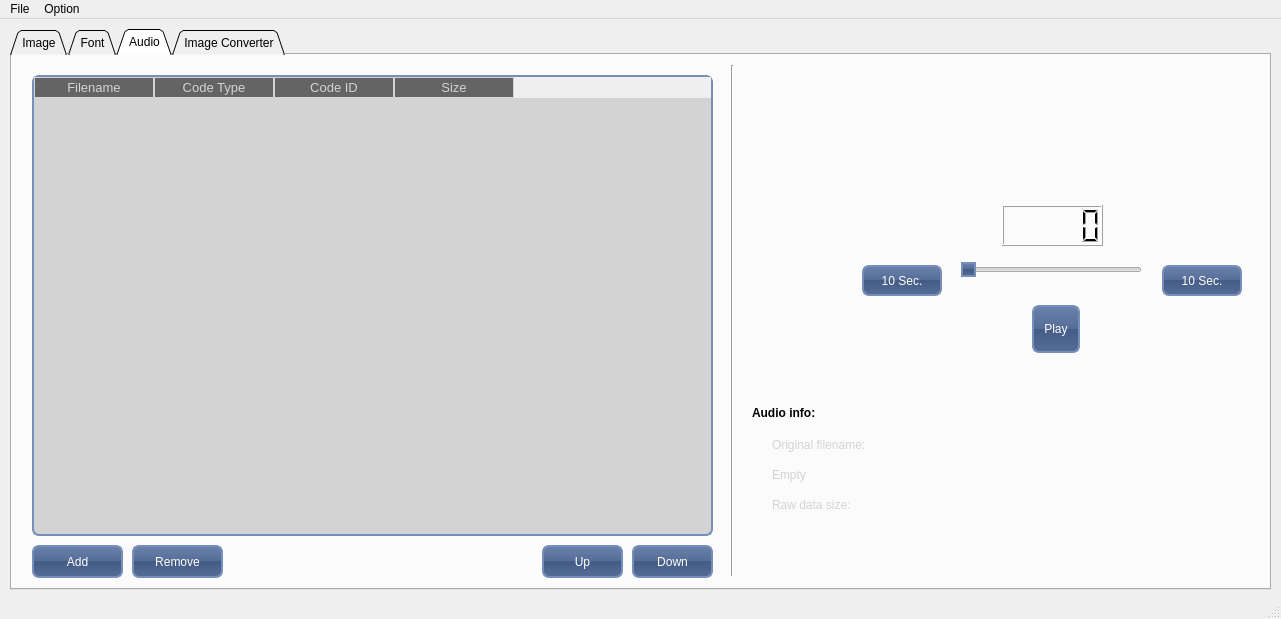
Above: mainwindow.ui from aroyer-qc/GUI_Builder before the change. Below: the same form after it.
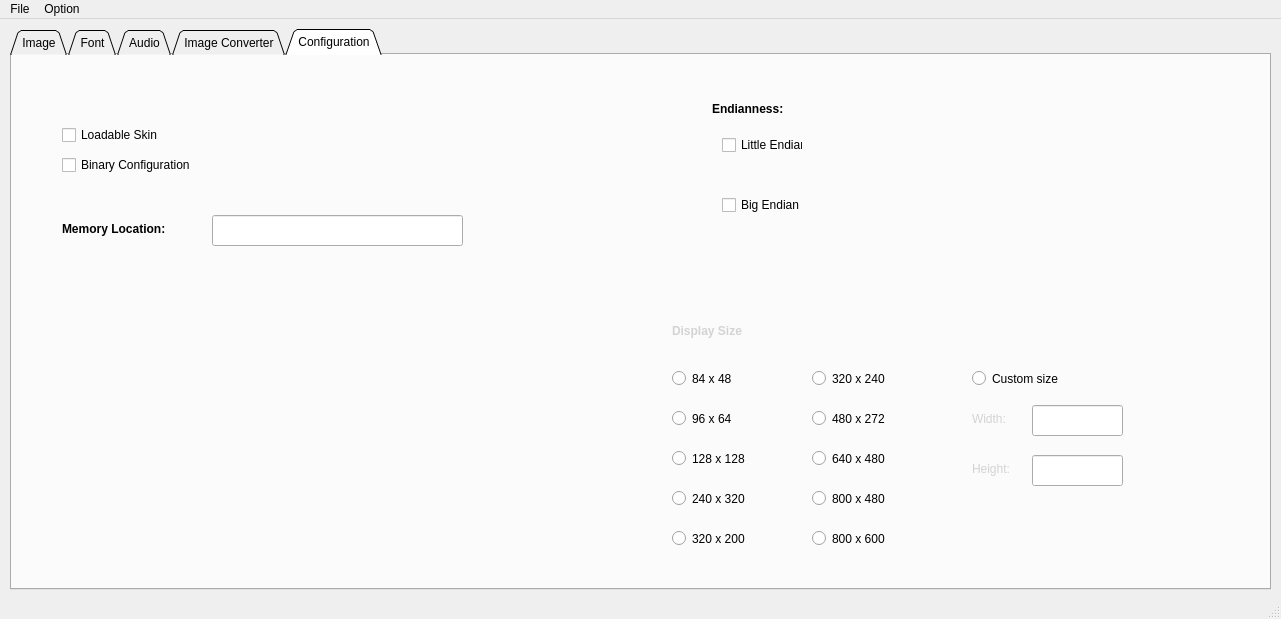
That is the form after the change. Icons and pictures are not drawn.

```diff
--- a/mainwindow.ui
+++ b/mainwindow.ui
@@ -221,7 +221,7 @@
      <enum>QTabWidget::Triangular</enum>
     </property>
     <property name="currentIndex">
-     <number>2</number>
+     <number>4</number>
     </property>
     <property name="iconSize">
      <size>
@@ -1347,7 +1347,7 @@
        <rect>
         <x>760</x>
         <y>410</y>
-        <width>491</width>
+        <width>121</width>
         <height>20</height>
        </rect>
       </property>
@@ -1404,11 +1404,34 @@
        <string>Raw data size:</string>
       </property>
      </widget>
-     <widget class="QPushButton" name="pushButton_3">
+     <widget class="QLabel" name="LabelAudioPlayTime">
       <property name="geometry">
        <rect>
-        <x>1020</x>
-        <y>250</y>
+        <x>901</x>
+        <y>190</y>
+        <width>171</width>
+        <height>51</height>
+       </rect>
+      </property>
+      <property name="sizePolicy">
+       <sizepolicy hsizetype="Fixed" vsizetype="Fixed">
+        <horstretch>0</horstretch>
+        <verstretch>0</verstretch>
+       </sizepolicy>
+      </property>
+      <property name="styleSheet">
+       <string notr="true">font: bold italic 36pt &quot;DS-Digital&quot;;
+color: black</string>
+      </property>
+      <property name="text">
+       <string>00:00:00</string>
+      </property>
+     </widget>
+     <widget class="QPushButton" name="pushButtonPlay">
+      <property name="geometry">
+       <rect>
+        <x>821</x>
+        <y>190</y>
         <width>48</width>
         <height>48</height>
        </rect>
@@ -1417,53 +1440,30 @@
        <string>Play</string>
       </property>
      </widget>
-     <widget class="QLCDNumber" name="lcdNumber">
+     <widget class="QPushButton" name="pushButtonStop">
       <property name="geometry">
        <rect>
-        <x>990</x>
-        <y>150</y>
-        <width>101</width>
+        <x>821</x>
+        <y>190</y>
+        <width>48</width>
+        <height>48</height>
+       </rect>
+      </property>
+      <property name="text">
+       <string>Stop</string>
+      </property>
+     </widget>
+     <widget class="QSlider" name="horizontalSlider_2">
+      <property name="geometry">
+       <rect>
+        <x>820</x>
+        <y>260</y>
+        <width>251</width>
         <height>41</height>
        </rect>
       </property>
-     </widget>
-     <widget class="QSlider" name="horizontalSlider">
-      <property name="geometry">
-       <rect>
-        <x>949</x>
-        <y>189</y>
-        <width>181</width>
-        <height>51</height>
-       </rect>
-      </property>
       <property name="orientation">
-       <enum>Qt::Horizontal</enum>
-      </property>
-     </widget>
-     <widget class="QPushButton" name="pushButton">
-      <property name="geometry">
-       <rect>
-        <x>850</x>
-        <y>210</y>
-        <width>80</width>
-        <height>31</height>
-       </rect>
-      </property>
-      <property name="text">
-       <string>10 Sec.</string>
-      </property>
-     </widget>
-     <widget class="QPushButton" name="pushButton_2">
-      <property name="geometry">
-       <rect>
-        <x>1150</x>
-        <y>210</y>
-        <width>80</width>
-        <height>31</height>
-       </rect>
-      </property>
-      <property name="text">
-       <string>10 Sec.</string>
+       <enum>Qt::Orientation::Horizontal</enum>
       </property>
      </widget>
     </widget>
@@ -2310,7 +2310,329 @@
        <number>200</number>
       </property>
       <property name="orientation">
-       <enum>Qt::Horizontal</enum>
+       <enum>Qt::Orientation::Horizontal</enum>
+      </property>
+     </widget>
+    </widget>
+    <widget class="QWidget" name="Configuration">
+     <attribute name="title">
+      <string>Configuration</string>
+     </attribute>
+     <widget class="QLineEdit" name="MemoryOffset">
+      <property name="geometry">
+       <rect>
+        <x>200</x>
+        <y>160</y>
+        <width>251</width>
+        <height>31</height>
+       </rect>
+      </property>
+     </widget>
+     <widget class="QCheckBox" name="checkBoxBinary">
+      <property name="geometry">
+       <rect>
+        <x>50</x>
+        <y>100</y>
+        <width>131</width>
+        <height>20</height>
+       </rect>
+      </property>
+      <property name="text">
+       <string>Binary Configuration</string>
+      </property>
+     </widget>
+     <widget class="QCheckBox" name="checkBoxLoadable">
+      <property name="geometry">
+       <rect>
+        <x>50</x>
+        <y>70</y>
+        <width>131</width>
+        <height>20</height>
+       </rect>
+      </property>
+      <property name="text">
+       <string>Loadable Skin</string>
+      </property>
+     </widget>
+     <widget class="QLabel" name="LabelStaticMemoryLocation">
+      <property name="geometry">
+       <rect>
+        <x>50</x>
+        <y>160</y>
+        <width>121</width>
+        <height>27</height>
+       </rect>
+      </property>
+      <property name="font">
+       <font>
+        <pointsize>-1</pointsize>
+        <italic>false</italic>
+        <bold>true</bold>
+       </font>
+      </property>
+      <property name="styleSheet">
+       <string notr="true">color: black;</string>
+      </property>
+      <property name="text">
+       <string>Memory Location:</string>
+      </property>
+     </widget>
+     <widget class="QCheckBox" name="checkBoxLittleEndian">
+      <property name="geometry">
+       <rect>
+        <x>710</x>
+        <y>80</y>
+        <width>81</width>
+        <height>20</height>
+       </rect>
+      </property>
+      <property name="text">
+       <string>Little Endian</string>
+      </property>
+     </widget>
+     <widget class="QCheckBox" name="checkBoxBigEndian">
+      <property name="geometry">
+       <rect>
+        <x>710</x>
+        <y>140</y>
+        <width>81</width>
+        <height>20</height>
+       </rect>
+      </property>
+      <property name="text">
+       <string>Big Endian</string>
+      </property>
+     </widget>
+     <widget class="QLabel" name="LabelStaticEndianness">
+      <property name="geometry">
+       <rect>
+        <x>700</x>
+        <y>40</y>
+        <width>121</width>
+        <height>27</height>
+       </rect>
+      </property>
+      <property name="font">
+       <font>
+        <pointsize>-1</pointsize>
+        <italic>false</italic>
+        <bold>true</bold>
+       </font>
+      </property>
+      <property name="styleSheet">
+       <string notr="true">color: black;</string>
+      </property>
+      <property name="text">
+       <string>Endianness:</string>
+      </property>
+     </widget>
+     <widget class="QRadioButton" name="radioButton_320x200">
+      <property name="geometry">
+       <rect>
+        <x>660</x>
+        <y>470</y>
+        <width>101</width>
+        <height>27</height>
+       </rect>
+      </property>
+      <property name="text">
+       <string>320 x 200</string>
+      </property>
+     </widget>
+     <widget class="QLineEdit" name="lineEdit_CustomHeight">
+      <property name="geometry">
+       <rect>
+        <x>1020</x>
+        <y>400</y>
+        <width>91</width>
+        <height>31</height>
+       </rect>
+      </property>
+     </widget>
+     <widget class="QLabel" name="label_3">
+      <property name="geometry">
+       <rect>
+        <x>660</x>
+        <y>260</y>
+        <width>281</width>
+        <height>31</height>
+       </rect>
+      </property>
+      <property name="font">
+       <font>
+        <pointsize>-1</pointsize>
+        <italic>false</italic>
+        <bold>true</bold>
+       </font>
+      </property>
+      <property name="text">
+       <string>Display Size</string>
+      </property>
+     </widget>
+     <widget class="QRadioButton" name="radioButton_800x600">
+      <property name="geometry">
+       <rect>
+        <x>800</x>
+        <y>470</y>
+        <width>101</width>
+        <height>27</height>
+       </rect>
+      </property>
+      <property name="text">
+       <string>800 x 600</string>
+      </property>
+     </widget>
+     <widget class="QRadioButton" name="radioButton_128x128">
+      <property name="geometry">
+       <rect>
+        <x>660</x>
+        <y>390</y>
+        <width>101</width>
+        <height>27</height>
+       </rect>
+      </property>
+      <property name="text">
+       <string>128 x 128</string>
+      </property>
+     </widget>
+     <widget class="QRadioButton" name="radioButton_320x240">
+      <property name="geometry">
+       <rect>
+        <x>800</x>
+        <y>310</y>
+        <width>101</width>
+        <height>27</height>
+       </rect>
+      </property>
+      <property name="text">
+       <string>320 x 240</string>
+      </property>
+     </widget>
+     <widget class="QRadioButton" name="radioButton_96x64">
+      <property name="geometry">
+       <rect>
+        <x>660</x>
+        <y>350</y>
+        <width>101</width>
+        <height>27</height>
+       </rect>
+      </property>
+      <property name="text">
+       <string>96 x 64</string>
+      </property>
+     </widget>
+     <widget class="QRadioButton" name="radioButton_CustomSize">
+      <property name="geometry">
+       <rect>
+        <x>960</x>
+        <y>310</y>
+        <width>151</width>
+        <height>27</height>
+       </rect>
+      </property>
+      <property name="text">
+       <string>Custom size</string>
+      </property>
+     </widget>
+     <widget class="QRadioButton" name="radioButton_480x272">
+      <property name="geometry">
+       <rect>
+        <x>800</x>
+        <y>350</y>
+        <width>101</width>
+        <height>27</height>
+       </rect>
+      </property>
+      <property name="text">
+       <string>480 x 272</string>
+      </property>
+     </widget>
+     <widget class="QRadioButton" name="radioButton_640x480">
+      <property name="geometry">
+       <rect>
+        <x>800</x>
+        <y>390</y>
+        <width>101</width>
+        <height>27</height>
+       </rect>
+      </property>
+      <property name="text">
+       <string>640 x 480</string>
+      </property>
+     </widget>
+     <widget class="QRadioButton" name="radioButton_84x48">
+      <property name="geometry">
+       <rect>
+        <x>660</x>
+        <y>310</y>
+        <width>101</width>
+        <height>27</height>
+       </rect>
+      </property>
+      <property name="text">
+       <string>84 x 48</string>
+      </property>
+     </widget>
+     <widget class="QLabel" name="label_Height">
+      <property name="geometry">
+       <rect>
+        <x>960</x>
+        <y>400</y>
+        <width>51</width>
+        <height>27</height>
+       </rect>
+      </property>
+      <property name="text">
+       <string>Height:</string>
+      </property>
+     </widget>
+     <widget class="QRadioButton" name="radioButton_240x320">
+      <property name="geometry">
+       <rect>
+        <x>660</x>
+        <y>430</y>
+        <width>101</width>
+        <height>27</height>
+       </rect>
+      </property>
+      <property name="text">
+       <string>240 x 320</string>
+      </property>
+     </widget>
+     <widget class="QLineEdit" name="lineEdit_CustomWidth">
+      <property name="geometry">
+       <rect>
+        <x>1020</x>
+        <y>350</y>
+        <width>91</width>
+        <height>31</height>
+       </rect>
+      </property>
+     </widget>
+     <widget class="QRadioButton" name="radioButton_800x480">
+      <property name="geometry">
+       <rect>
+        <x>800</x>
+        <y>430</y>
+        <width>101</width>
+        <height>27</height>
+       </rect>
+      </property>
+      <property name="text">
+       <string>800 x 480</string>
+      </property>
+     </widget>
+     <widget class="QLabel" name="labelWidth">
+      <property name="geometry">
+       <rect>
+        <x>960</x>
+        <y>350</y>
+        <width>51</width>
+        <height>27</height>
+       </rect>
+      </property>
+      <property name="text">
+       <string>Width:</string>
       </property>
      </widget>
     </widget>
```
Left out of the diff: 60 changed lines with no effect on the pictures.
